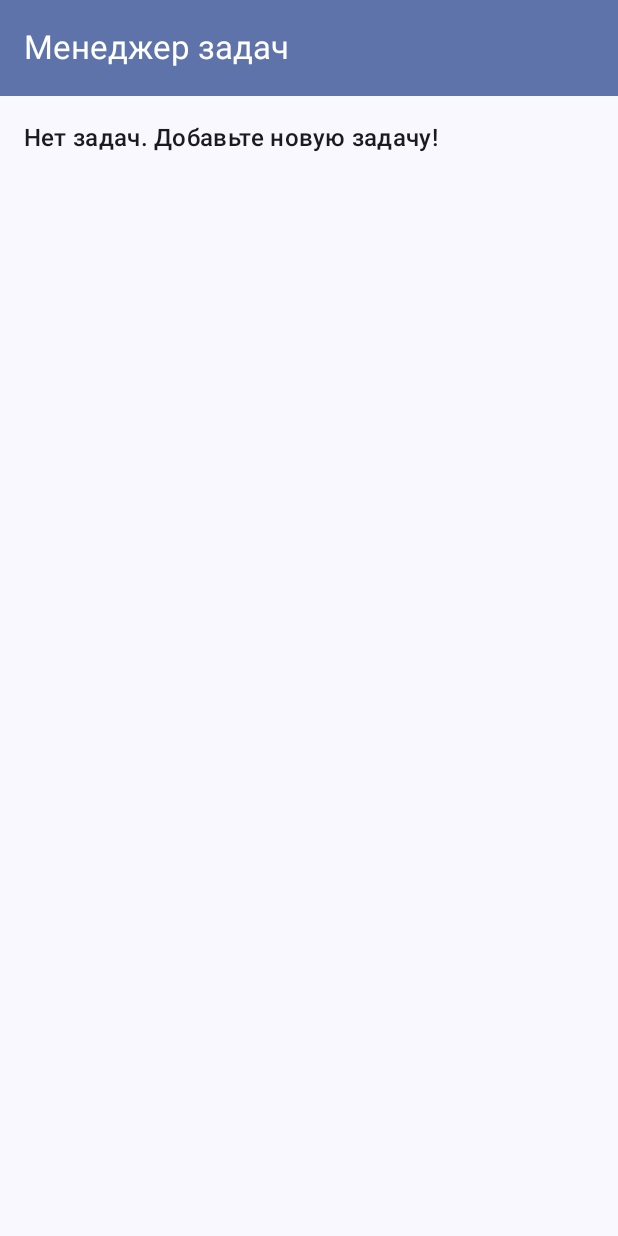
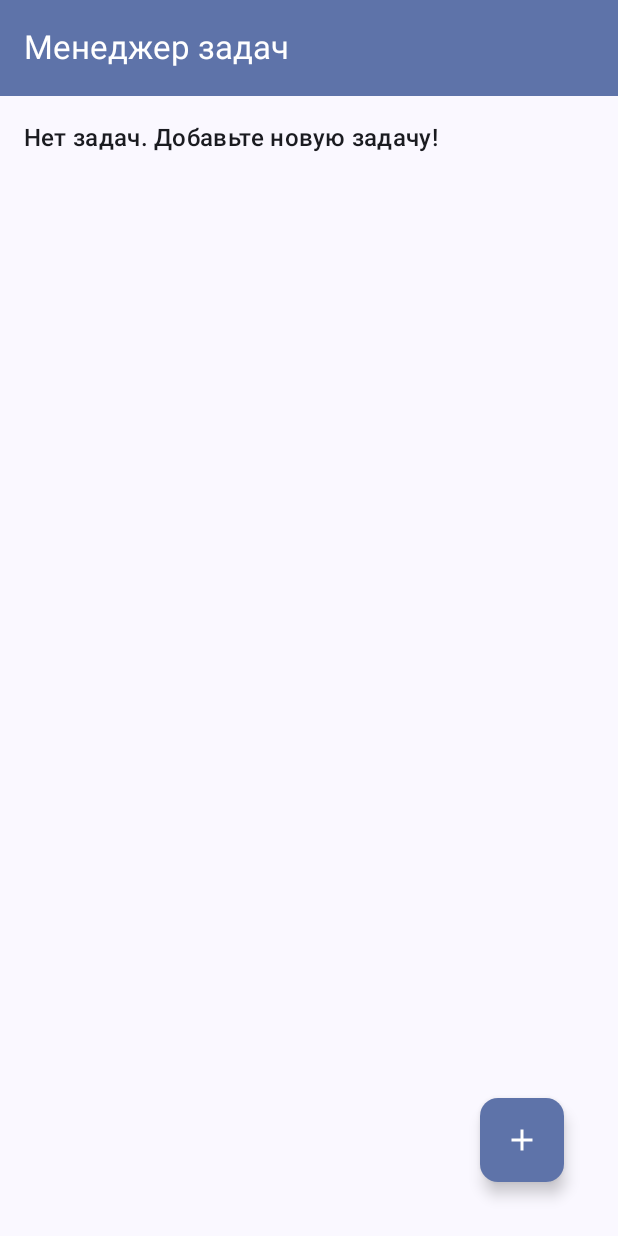
Before and after one commit to EgorPoprotskiy/TaskManager, an Android app built with Jetpack Compose: the screen it shows after launch (MainActivity), on a phone screen of 412 x 824 dp. Run offline under Robolectric (Android 15) with nearby library versions, the phone set to English and light mode, and no system bars; our stand-ins replace Room's generated code.

Commit message:
feat: Implement TaskEntryScreen stub and add FAB to TaskListScreen

```diff
--- a/app/src/main/java/com/egorpoprotskiy/taskmanager/home/AppViewModelProvider.kt
+++ b/app/src/main/java/com/egorpoprotskiy/taskmanager/ui/home/AppViewModelProvider.kt
@@ -1,7 +1,6 @@
-package com.egorpoprotskiy.taskmanager.home
+package com.egorpoprotskiy.taskmanager.ui.home
 
 import androidx.lifecycle.ViewModelProvider
-import androidx.lifecycle.createSavedStateHandle
 import androidx.lifecycle.viewmodel.CreationExtras
 import androidx.lifecycle.viewmodel.initializer
 import androidx.lifecycle.viewmodel.viewModelFactory
--- a/app/src/main/java/com/egorpoprotskiy/taskmanager/home/TaskListScreen.kt
+++ b/app/src/main/java/com/egorpoprotskiy/taskmanager/ui/home/TaskListScreen.kt
@@ -1,4 +1,4 @@
-package com.egorpoprotskiy.taskmanager.home
+package com.egorpoprotskiy.taskmanager.ui.home
 
 import android.util.Log
 import androidx.compose.foundation.clickable
@@ -11,20 +11,24 @@ import androidx.compose.foundation.layout.fillMaxWidth
 import androidx.compose.foundation.layout.padding
 import androidx.compose.foundation.lazy.LazyColumn
 import androidx.compose.foundation.lazy.items
+import androidx.compose.material.icons.Icons
+import androidx.compose.material.icons.filled.Add
 import androidx.compose.material3.Checkbox
 import androidx.compose.material3.Text
 import androidx.compose.material3.TopAppBar
 import androidx.compose.material3.Card
 import androidx.compose.material3.CardDefaults
 import androidx.compose.material3.ExperimentalMaterial3Api
+import androidx.compose.material3.FloatingActionButton
+import androidx.compose.material3.Icon
 import androidx.compose.material3.MaterialTheme
 import androidx.compose.material3.Scaffold
 import androidx.compose.material3.TopAppBarDefaults
 import androidx.compose.runtime.Composable
-import androidx.compose.runtime.collectAsState
 import androidx.compose.runtime.getValue
 import androidx.compose.ui.Alignment
 import androidx.compose.ui.Modifier
+import androidx.compose.ui.res.dimensionResource
 import androidx.compose.ui.res.stringResource
 import androidx.compose.ui.text.style.TextDecoration
 import androidx.compose.ui.tooling.preview.Preview
@@ -58,6 +62,18 @@ fun TaskListScreen(
                     titleContentColor = MaterialTheme.colorScheme.onPrimaryContainer
                 )
             )
+        },
+        floatingActionButton = {
+            FloatingActionButton(
+                onClick = { Log.d("TaskListScreen", "FAB clicked!") },
+                modifier = Modifier.padding(dimensionResource(R.dimen.padding_large)),
+                shape = MaterialTheme.shapes.medium
+            ) {
+                Icon(
+                    imageVector = Icons.Filled.Add,
+                    contentDescription = stringResource(R.string.add_new_task)
+                )
+            }
         }
     ) { paddingValues -> // paddingValues содержит отступы от TopAppBar
         Column(
@@ -68,7 +84,7 @@ fun TaskListScreen(
             if (taskUiState.taskList.isEmpty()) {
                 // Отображаем сообщение, если список задач пуст
                 Text(
-                    text = stringResource(R.string.add_new_task),
+                    text = stringResource(R.string.no_new_task),
                     style = MaterialTheme.typography.titleMedium,
                     modifier = Modifier.padding(16.dp)
                 )
--- a/app/src/main/java/com/egorpoprotskiy/taskmanager/home/TaskViewModel.kt
+++ b/app/src/main/java/com/egorpoprotskiy/taskmanager/ui/home/TaskViewModel.kt
@@ -1,4 +1,4 @@
-package com.egorpoprotskiy.taskmanager.home
+package com.egorpoprotskiy.taskmanager.ui.home
 
 import androidx.lifecycle.ViewModel
 import androidx.lifecycle.viewModelScope
--- a/app/src/main/res/values/strings.xml
+++ b/app/src/main/res/values/strings.xml
@@ -1,5 +1,6 @@
 <resources>
     <string name="app_name">TaskManager</string>
     <string name="application_name">Менеджер задач</string>
-    <string name="add_new_task">Нет задач. Добавьте новую задачу!</string>
+    <string name="no_new_task">Нет задач. Добавьте новую задачу!</string>
+    <string name="add_new_task">Новая задача</string>
 </resources>
```
Also changed, not shown: app/src/main/java/com/egorpoprotskiy/taskmanager/MainActivity.kt (+1 -6 lines), app/src/main/java/com/egorpoprotskiy/taskmanager/ui/taskentry/TaskEntryScreen.kt (added, +62 -0 lines), app/src/main/res/values/dimens.xml (added, +7 -0 lines).
